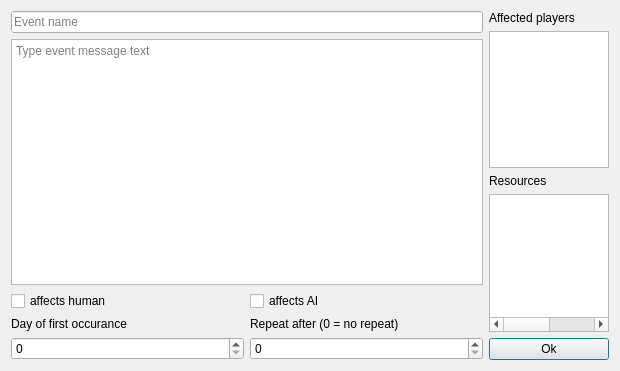
Qt form mapeditor/mapsettings/timedevent.ui (vcmi/vcmi) before a commit.
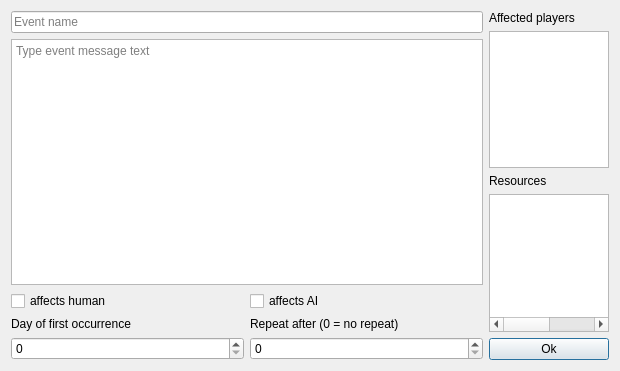
The same form after that commit.

```diff
--- a/mapeditor/mapsettings/timedevent.ui
+++ b/mapeditor/mapsettings/timedevent.ui
@@ -67,7 +67,7 @@
          <item>
           <widget class="QLabel" name="label_8">
            <property name="text">
-            <string>Day of first occurance</string>
+            <string>Day of first occurrence</string>
            </property>
           </widget>
          </item>
```
Left out of the diff: 2 changed lines with no effect on the pictures.
